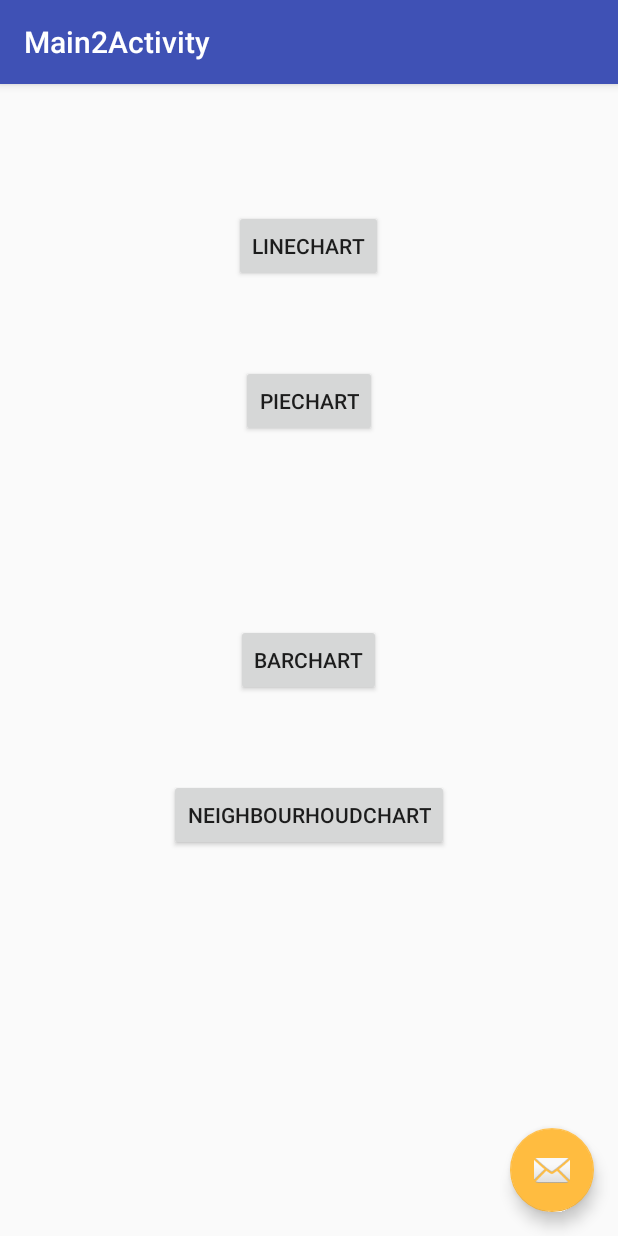
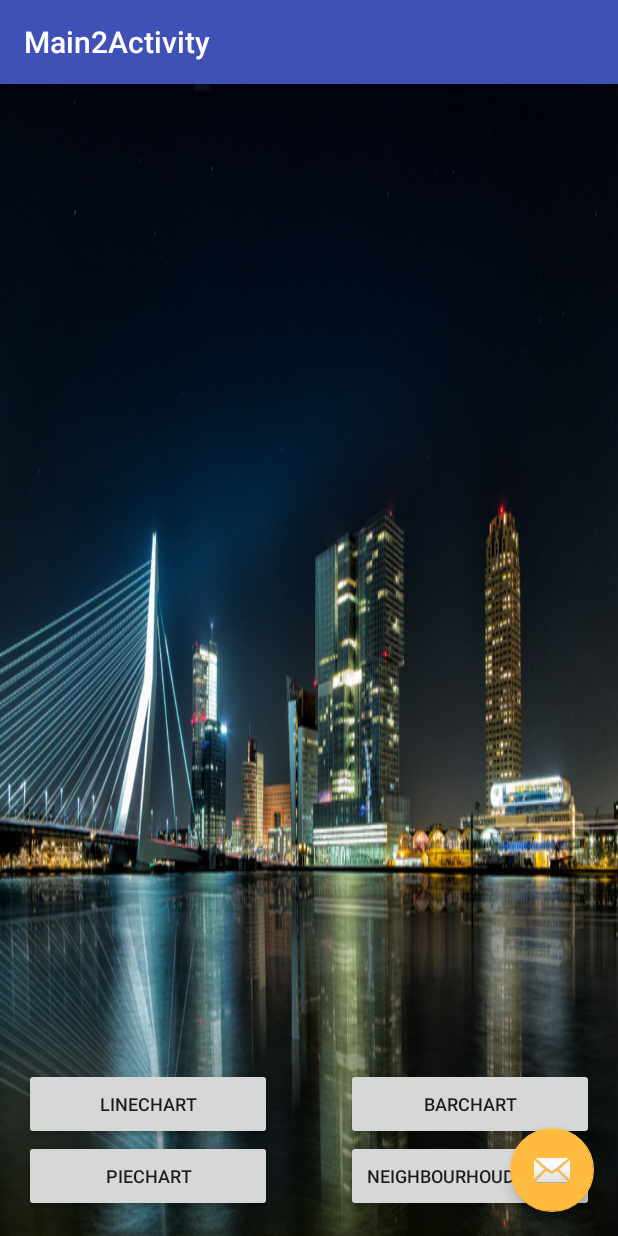
Before and after one commit to gkygrek/RaamKozijn, an Android app: the Main2Activity screen opened directly, with no data from a screen before it, on a phone screen of 412 x 824 dp. Run offline under Robolectric (Android 15) with nearby library versions, the phone set to English and light mode, and no system bars.

Commit message:
new chart menu design

```diff
--- /dev/null
+++ b/TestApp/app/src/main/java/com/example/onno/testapp/ActivityButton.java
@@ -0,0 +1,29 @@
+package com.example.onno.testapp;
+
+import android.content.Context;
+import android.content.Intent;
+import android.view.View;
+
+/**
+ * Created by onno on 23-6-2016.
+ */
+public class ActivityButton {
+    String nameButton;
+    String nameActivity;
+    Context context;
+    public ActivityButton(String nameButton,String nameActivity)
+    {
+        this.nameButton = nameButton;
+        this.nameActivity = nameActivity;
+    }
+
+    context = getApplicationContext();
+    nameButton.setOnClickListener(new View.OnClickListener() {
+        @Override
+
+        public void onClick(View view) {
+            Intent intent = new Intent(context,nameActivity.class);
+            intent.addFlags(Intent.FLAG_ACTIVITY_NEW_TASK);
+            context.startActivity(intent);
+
+}
--- a/TestApp/app/src/main/java/com/example/onno/testapp/MainActivity.java
+++ b/TestApp/app/src/main/java/com/example/onno/testapp/MainActivity.java
@@ -11,6 +11,8 @@ import android.view.View;
 import android.view.Menu;
 import android.view.MenuItem;
 import android.widget.Button;
+
+
 
 public class MainActivity extends AppCompatActivity {
     Context context;
--- a/TestApp/app/src/main/res/layout/content_main2.xml
+++ b/TestApp/app/src/main/res/layout/content_main2.xml
@@ -10,40 +10,46 @@
     android:paddingTop="@dimen/activity_vertical_margin"
     app:layout_behavior="@string/appbar_scrolling_view_behavior"
     tools:context="com.example.onno.testapp.Main2Activity"
-    tools:showIn="@layout/activity_main2">
+    tools:showIn="@layout/activity_main2"
+    android:background="@drawable/backgroundapp">
 
     <Button
         android:layout_width="wrap_content"
         android:layout_height="wrap_content"
         android:text="LineChart"
         android:id="@+id/buttonLineChart"
-        android:layout_alignParentTop="true"
-        android:layout_centerHorizontal="true"
-        android:layout_marginTop="68dp" />
+        android:minWidth="165dp"
+        android:textSize="12dp"
+        android:layout_above="@+id/buttonPieChart"
+        android:layout_alignParentStart="true" />
 
     <Button
         android:layout_width="wrap_content"
         android:layout_height="wrap_content"
         android:text="PieChart"
         android:id="@+id/buttonPieChart"
-        android:layout_below="@+id/buttonLineChart"
-        android:layout_centerHorizontal="true"
-        android:layout_marginTop="55dp" />
+        android:minWidth="165dp"
+        android:textSize="12dp"
+        android:layout_below="@+id/buttonBarChart"
+        android:layout_alignParentStart="true" />
 
     <Button
         android:layout_width="wrap_content"
         android:layout_height="wrap_content"
         android:text="BarChart"
         android:id="@+id/buttonBarChart"
-        android:layout_centerVertical="true"
-        android:layout_centerHorizontal="true" />
+        android:minWidth="165dp"
+        android:textSize="12dp"
+        android:layout_above="@+id/buttonNeighbouurhoudChart"
+        android:layout_alignStart="@+id/buttonNeighbouurhoudChart" />
 
     <Button
         android:layout_width="wrap_content"
         android:layout_height="wrap_content"
         android:text="NeighbourhoudChart"
         android:id="@+id/buttonNeighbouurhoudChart"
-        android:layout_below="@+id/buttonBarChart"
-        android:layout_centerHorizontal="true"
-        android:layout_marginTop="55dp" />
+        android:minWidth="165dp"
+        android:textSize="12dp"
+        android:layout_alignParentBottom="true"
+        android:layout_alignParentEnd="true" />
 </RelativeLayout>
--- a/TestApp/app/src/main/res/values/colors.xml
+++ b/TestApp/app/src/main/res/values/colors.xml
@@ -1,6 +1,6 @@
 <?xml version="1.0" encoding="utf-8"?>
 <resources>
-    <color name="colorPrimary">#3F51B5</color>
+    <color name="colorPrimary">#3f51b5</color>
     <color name="colorPrimaryDark">#303F9F</color>
     <color name="colorAccent">#ffbc40</color>
 </resources>
```
Also changed, not shown: 20 other files.
